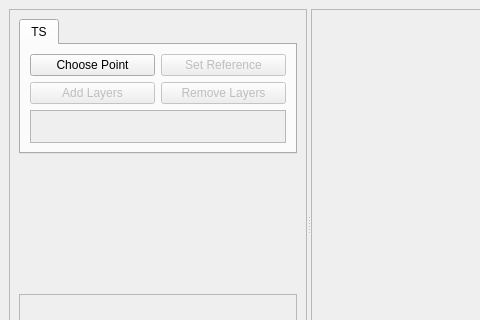
Above: insar_explorer_dockwidget_base.ui from luhipi/insar-explorer before the change; both pictures show x 0 to 480 and y 0 to 320 of the 693 by 448 pixel window. Below: the same form after it.
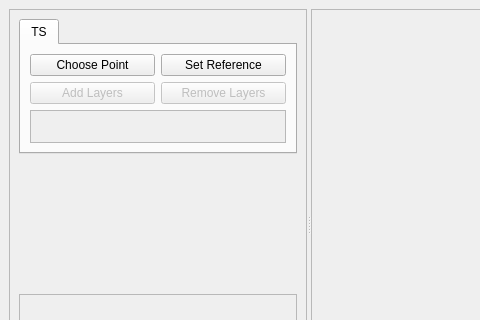
That is the form after the change.

Commit message: use select reference point push button to choose reference

What changed in the file:
```diff
--- a/insar_explorer_dockwidget_base.ui
+++ b/insar_explorer_dockwidget_base.ui
@@ -105,11 +105,14 @@
                   <item row="0" column="1">
                    <widget class="QPushButton" name="pb_set_reference">
                     <property name="enabled">
-                     <bool>false</bool>
+                     <bool>true</bool>
                     </property>
                     <property name="text">
                      <string>Set Reference</string>
                     </property>
+                    <property name="checkable">
+                     <bool>true</bool>
+                    </property>
                    </widget>
                   </item>
                   <item row="1" column="1">
```
The commit also changes 3 other files.
